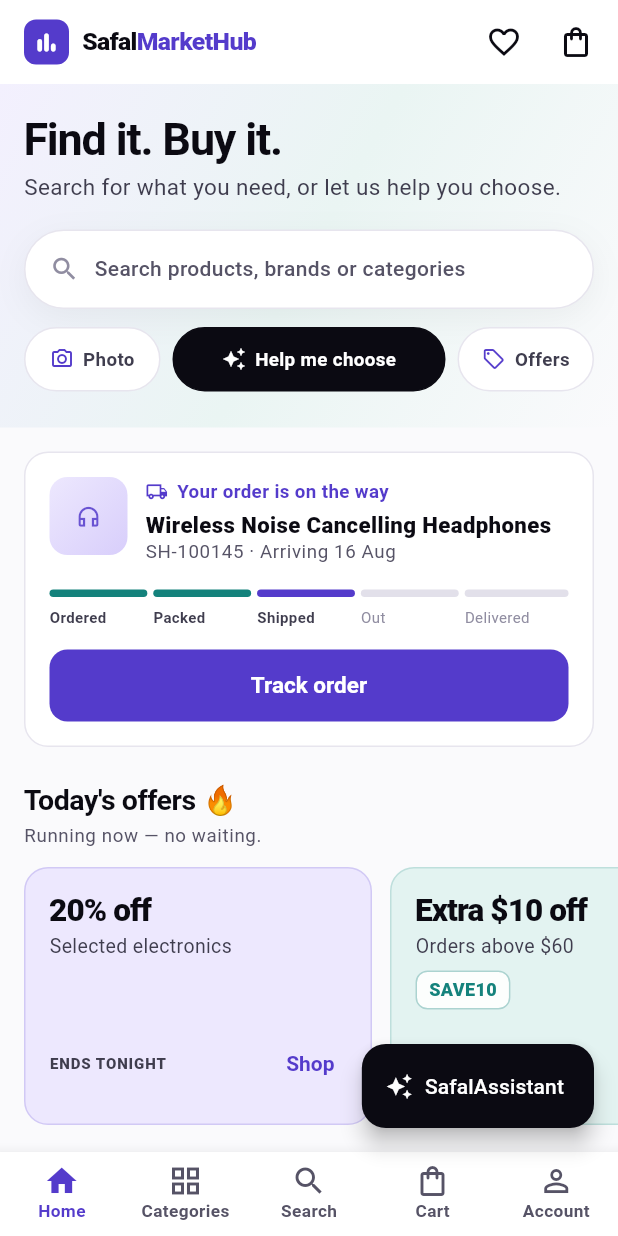
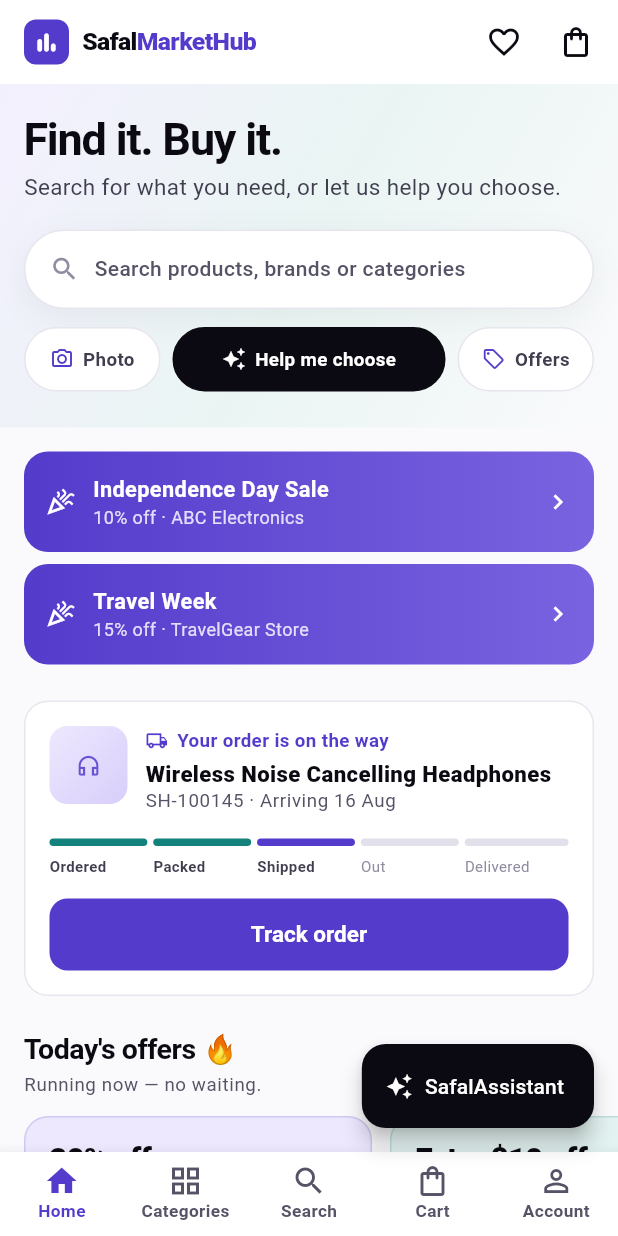
Before and after one commit to Tirth11/SafalCommence, a Flutter app: the screen it shows after launch, on a phone screen of 412 x 824 dp. Run offline on Flutter 3.47's test engine with Material 3 defaults, Android fonts, the phone set to English and light mode, and no system bars.

Commit message:
Port the offer engine to the Flutter app
data/offer_engine.dart mirrors the web engine, including the two rules
that are easy to get wrong. A seller campaign is a rule — "everything in
my store", a category, a brand, or named products, with exclusions — so
it covers listings added after it started. And two of one seller's
offers on the same product resolve to the better single discount rather
than stacking, because a 15% markdown inside a 10% storewide sale is
23.5% off if you multiply them.

Every screen now reads the same evaluate(): product cards show the sale
price with the campaign name, the product page lists each applied offer
and the resolved price, and the cart shows the applied lines plus one
actionable near-miss instead of silently omitting an offer the shopper
nearly qualified for.

A live campaign announces itself in a banner driven by the offer dates,
so it appears and disappears on its own with no theme edit.

Five engine tests cover the load-bearing behaviour: scope covers the
seller's own catalogue and nobody else's, exclusions beat scope, two
overlapping seller offers resolve to one, the winner is the larger
discount, and no product's final price can exceed its list price or go
negative. Verified running: the headphones card reads $45 / $62 / 27%
off with "Independence Day Sale — 10% off".

The widget smoke test needed updating rather than the app — the new
banner pushed "Today's offers" below the fold, and slivers do not build
off-screen.

Co-Authored-By: Claude Opus 5 <noreply@anthropic.com>

```diff
--- a/mobile/lib/screens/home_screen.dart
+++ b/mobile/lib/screens/home_screen.dart
@@ -2,6 +2,7 @@ import 'package:flutter/material.dart';
 
 import '../data/catalog.dart';
 import '../data/commerce.dart';
+import '../data/offer_engine.dart';
 import '../state/app_state.dart';
 import '../theme/app_theme.dart';
 import '../widgets/common.dart';
@@ -30,6 +31,7 @@ class HomeScreen extends StatelessWidget {
     return CustomScrollView(
       slivers: [
         SliverToBoxAdapter(child: _Hero(onOpenTab: onOpenTab)),
+        const SliverToBoxAdapter(child: _CampaignBanner()),
         if (order != null)
           SliverToBoxAdapter(child: _ActiveOrderCard(order: order)),
         const SliverToBoxAdapter(
@@ -265,6 +267,64 @@ class _QuickAction extends StatelessWidget {
             ),
           ],
         ),
+      ),
+    );
+  }
+}
+
+/// Announcement strip for whatever seller campaign is running.
+///
+/// Driven by the offer engine's dates, so it appears when a campaign goes
+/// live and disappears when it ends — no theme edit, nothing to clean up.
+class _CampaignBanner extends StatelessWidget {
+  const _CampaignBanner();
+
+  @override
+  Widget build(BuildContext context) {
+    final campaigns = liveCampaigns();
+    if (campaigns.isEmpty) return const SizedBox.shrink();
+
+    return Padding(
+      padding: const EdgeInsets.fromLTRB(16, 16, 16, 0),
+      child: Column(
+        children: [
+          for (final campaign in campaigns)
+            Container(
+              margin: const EdgeInsets.only(bottom: 8),
+              padding: const EdgeInsets.all(14),
+              decoration: BoxDecoration(
+                borderRadius: BorderRadius.circular(Radii.lg),
+                gradient: const LinearGradient(
+                  begin: Alignment.centerLeft,
+                  end: Alignment.centerRight,
+                  colors: [Color(0xFF543BCB), Color(0xFF7A63E0)],
+                ),
+              ),
+              child: Row(
+                children: [
+                  const Icon(Icons.celebration_outlined, size: 20, color: Colors.white),
+                  const SizedBox(width: 12),
+                  Expanded(
+                    child: Column(
+                      crossAxisAlignment: CrossAxisAlignment.start,
+                      children: [
+                        Text(
+                          campaign.name!,
+                          style: const TextStyle(
+                              fontSize: 14.5, fontWeight: FontWeight.w700, color: Colors.white),
+                        ),
+                        Text(
+                          '${campaign.percent}% off · ${campaign.seller}',
+                          style: const TextStyle(fontSize: 12, color: Color(0xFFE4DEFB)),
+                        ),
+                      ],
+                    ),
+                  ),
+                  const Icon(Icons.chevron_right, size: 20, color: Colors.white),
+                ],
+              ),
+            ),
+        ],
       ),
     );
   }
--- a/mobile/lib/widgets/product_card.dart
+++ b/mobile/lib/widgets/product_card.dart
@@ -1,6 +1,7 @@
 import 'package:flutter/material.dart';
 
 import '../data/catalog.dart';
+import '../data/offer_engine.dart';
 import '../screens/product_screen.dart';
 import '../state/app_state.dart';
 import '../theme/app_theme.dart';
@@ -20,6 +21,8 @@ class ProductCard extends StatelessWidget {
   Widget build(BuildContext context) {
     final state = AppScope.of(context);
     final saved = state.isSaved(product.id);
+    // What the customer would actually pay, per the offer engine.
+    final sale = saleBadgeFor(product);
 
     return InkWell(
       borderRadius: BorderRadius.circular(Radii.lg),
@@ -108,7 +111,14 @@ class ProductCard extends StatelessWidget {
                   const SizedBox(height: 6),
                   RatingRow(rating: product.rating, reviews: product.reviews),
                   const SizedBox(height: 8),
-                  PriceRow(price: product.price, mrp: product.mrp),
+                  if (sale != null)
+                    PriceRow(price: sale.price, mrp: product.price)
+                  else
+                    PriceRow(price: product.price, mrp: product.mrp),
+                  if (sale != null) ...[
+                    const SizedBox(height: 6),
+                    ReasonChip(text: sale.label),
+                  ],
                   if (reason != null) ...[
                     const SizedBox(height: 8),
                     ReasonChip(text: reason!),
```
Also changed, not shown: mobile/lib/data/offer_engine.dart (added, +305 -0 lines), mobile/lib/screens/cart_screen.dart (+27 -11 lines), mobile/lib/screens/product_screen.dart (+26 -10 lines), 2 other files.
